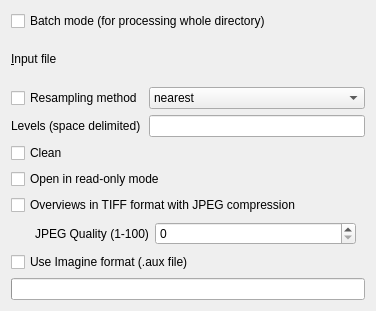
Old version of the form python/plugins/GdalTools/tools/widgetOverview.ui in the repository qgis/QGIS.
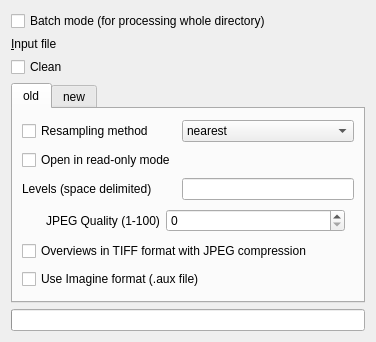
New version of the form. Custom widgets are drawn as their Qt base class.

Commit message: use  raster format and pyramid save widgets in gdaltools (translate, dem, pyramids)

Diff of the .ui file:
```diff
--- a/python/plugins/GdalTools/tools/widgetOverview.ui
+++ b/python/plugins/GdalTools/tools/widgetOverview.ui
@@ -7,7 +7,7 @@
     <x>0</x>
     <y>0</y>
     <width>376</width>
-    <height>311</height>
+    <height>342</height>
    </rect>
   </property>
   <property name="sizePolicy">
@@ -39,62 +39,6 @@
        </property>
       </widget>
      </item>
-     <item row="1" column="0">
-      <widget class="QCheckBox" name="algorithmCheck">
-       <property name="text">
-        <string>Resampling method</string>
-       </property>
-      </widget>
-     </item>
-     <item row="1" column="1">
-      <widget class="QComboBox" name="algorithmCombo">
-       <item>
-        <property name="text">
-         <string>nearest</string>
-        </property>
-       </item>
-       <item>
-        <property name="text">
-         <string>average</string>
-        </property>
-       </item>
-       <item>
-        <property name="text">
-         <string>gauss</string>
-        </property>
-       </item>
-       <item>
-        <property name="text">
-         <string>cubic</string>
-        </property>
-       </item>
-       <item>
-        <property name="text">
-         <string>average_mp</string>
-        </property>
-       </item>
-       <item>
-        <property name="text">
-         <string>average_magphase</string>
-        </property>
-       </item>
-       <item>
-        <property name="text">
-         <string>mode</string>
-        </property>
-       </item>
-      </widget>
-     </item>
-     <item row="2" column="0">
-      <widget class="QLabel" name="label_3">
-       <property name="text">
-        <string>Levels (space delimited)</string>
-       </property>
-      </widget>
-     </item>
-     <item row="2" column="1">
-      <widget class="QLineEdit" name="levelsEdit"/>
-     </item>
      <item row="0" column="1">
       <widget class="GdalToolsInOutSelector" name="inSelector" native="true"/>
      </item>
@@ -111,26 +55,33 @@
     </widget>
    </item>
    <item>
-    <widget class="QCheckBox" name="roModeCheck">
-     <property name="toolTip">
-      <string>In order to generate external overview (for GeoTIFF especially).</string>
+    <widget class="QTabWidget" name="tabWidget">
+     <property name="currentIndex">
+      <number>0</number>
      </property>
+     <widget class="QWidget" name="tab">
+      <attribute name="title">
+       <string>old</string>
+      </attribute>
+      <layout class="QGridLayout" name="gridLayout_2">
+       <item row="2" column="0">
+        <widget class="QLabel" name="label_3">
      <property name="text">
-      <string>Open in read-only mode</string>
+          <string>Levels (space delimited)</string>
      </property>
     </widget>
    </item>
-   <item>
-    <widget class="QCheckBox" name="tiffjpegCheck">
+       <item row="5" column="0" colspan="2">
+        <widget class="QCheckBox" name="rrdCheck">
      <property name="toolTip">
       <string>Create external overviews in TIFF format, compressed using JPEG.</string>
      </property>
      <property name="text">
-      <string>Overviews in TIFF format with JPEG compression</string>
+          <string>Use Imagine format (.aux file)</string>
      </property>
     </widget>
    </item>
-   <item>
+       <item row="3" column="0" colspan="2">
     <widget class="QFrame" name="jpegQualityContainer">
      <property name="enabled">
       <bool>true</bool>
@@ -191,16 +142,96 @@
      </layout>
     </widget>
    </item>
-   <item>
-    <widget class="QCheckBox" name="rrdCheck">
+       <item row="2" column="1">
+        <widget class="QLineEdit" name="levelsEdit"/>
+       </item>
+       <item row="4" column="0" colspan="2">
+        <widget class="QCheckBox" name="tiffjpegCheck">
      <property name="toolTip">
       <string>Alternate overview format using Erdas Imagine format, 
 placing the overviews in an associated .aux file 
 suitable for direct use with Imagine,ArcGIS, GDAL.</string>
      </property>
      <property name="text">
-      <string>Use Imagine format (.aux file)</string>
-     </property>
+          <string>Overviews in TIFF format with JPEG compression</string>
+         </property>
+        </widget>
+       </item>
+       <item row="1" column="0">
+        <widget class="QCheckBox" name="roModeCheck">
+         <property name="toolTip">
+          <string>In order to generate external overview (for GeoTIFF especially).</string>
+         </property>
+         <property name="text">
+          <string>Open in read-only mode</string>
+         </property>
+        </widget>
+       </item>
+       <item row="0" column="0">
+        <widget class="QCheckBox" name="algorithmCheck">
+         <property name="text">
+          <string>Resampling method</string>
+         </property>
+        </widget>
+       </item>
+       <item row="0" column="1">
+        <widget class="QComboBox" name="algorithmCombo">
+         <item>
+          <property name="text">
+           <string>nearest</string>
+          </property>
+         </item>
+         <item>
+          <property name="text">
+           <string>average</string>
+          </property>
+         </item>
+         <item>
+          <property name="text">
+           <string>gauss</string>
+          </property>
+         </item>
+         <item>
+          <property name="text">
+           <string>cubic</string>
+          </property>
+         </item>
+         <item>
+          <property name="text">
+           <string>average_mp</string>
+          </property>
+         </item>
+         <item>
+          <property name="text">
+           <string>average_magphase</string>
+          </property>
+         </item>
+         <item>
+          <property name="text">
+           <string>mode</string>
+          </property>
+         </item>
+        </widget>
+       </item>
+      </layout>
+     </widget>
+     <widget class="QWidget" name="tab_2">
+      <attribute name="title">
+       <string>new</string>
+      </attribute>
+      <layout class="QVBoxLayout" name="verticalLayout_2">
+       <item>
+        <widget class="QgsRasterPyramidsOptionsWidget" name="mPyramidOptionsWidget" native="true">
+         <property name="sizePolicy">
+          <sizepolicy hsizetype="Preferred" vsizetype="Preferred">
+           <horstretch>0</horstretch>
+           <verstretch>1</verstretch>
+          </sizepolicy>
+         </property>
+        </widget>
+       </item>
+      </layout>
+     </widget>
     </widget>
    </item>
    <item>
@@ -215,6 +246,12 @@
    <header>inOutSelector</header>
    <container>1</container>
   </customwidget>
+  <customwidget>
+   <class>QgsRasterPyramidsOptionsWidget</class>
+   <extends>QWidget</extends>
+   <header>qgis.gui</header>
+   <container>1</container>
+  </customwidget>
  </customwidgets>
  <resources/>
  <connections/>
```
Left out of the diff: 8 changed lines with no effect on the pictures. Lines whose indentation alone changed are shown as unchanged. The commit also changes 5 other files.
